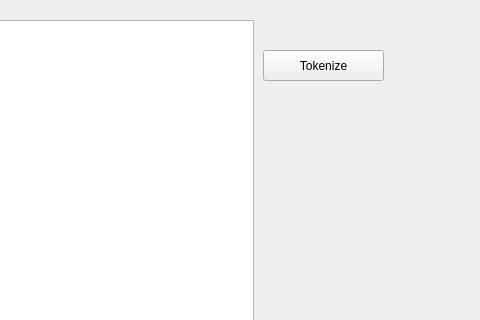
Above: main.ui from AhmedNasr7/simple-scanner before the change; both pictures show x 387 to 867 and y 0 to 320 of the 867 by 526 pixel window. Below: the same form after it.
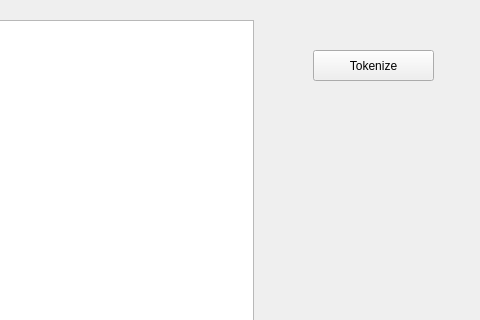
That is the form after the change.

Commit message: add main func in gui

```diff
--- a/main.ui
+++ b/main.ui
@@ -27,7 +27,7 @@
    <widget class="QPushButton" name="tokenize_button">
     <property name="geometry">
      <rect>
-      <x>650</x>
+      <x>700</x>
       <y>50</y>
       <width>121</width>
       <height>31</height>
```
The commit also changes 3 other files.
